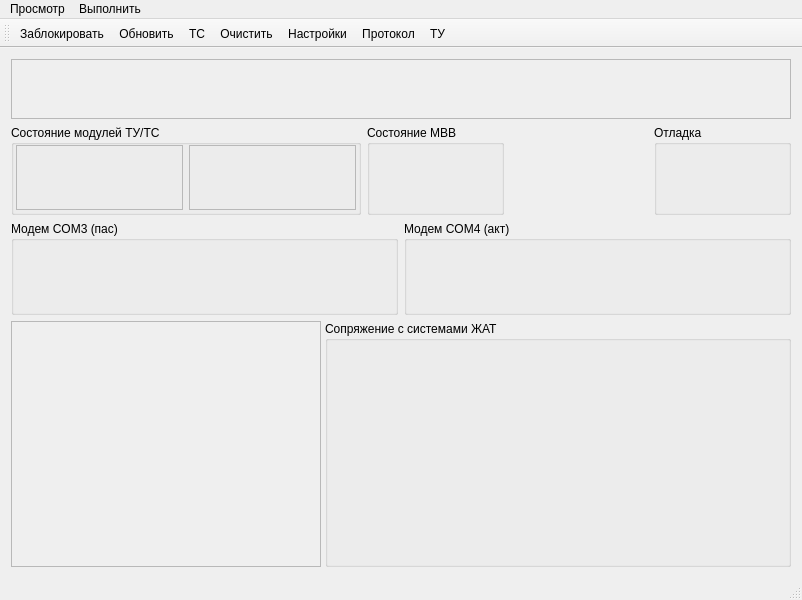
First picture: the form in kp_nix/mainwindow.ui, repository eugene-pa/armdncqt, before the edit.
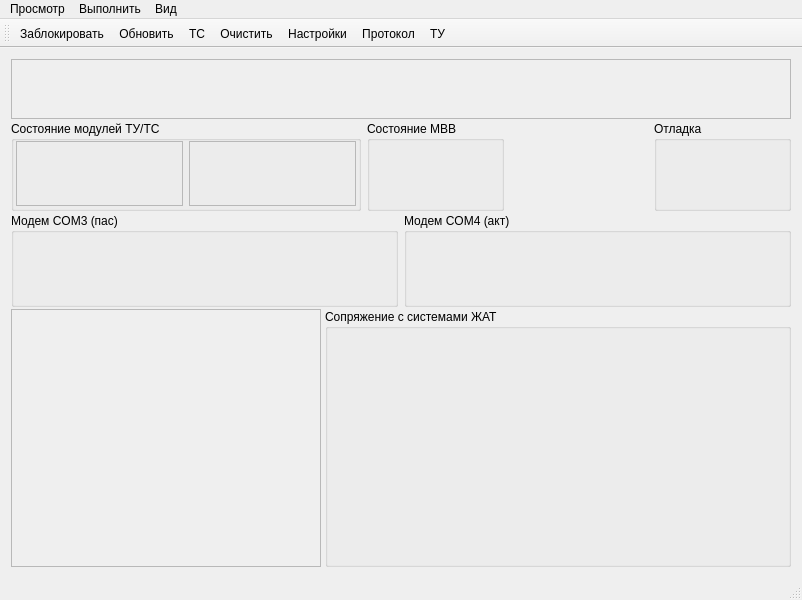
Second picture: the form after the edit. Icons and pictures are not drawn. Custom widgets are drawn as their Qt base class.

Diff of the .ui file:
```diff
--- a/kp_nix/mainwindow.ui
+++ b/kp_nix/mainwindow.ui
@@ -15,6 +15,9 @@
   </property>
   <widget class="QWidget" name="centralWidget">
    <layout class="QGridLayout" name="gridLayout_2" rowstretch="0,0,0,1">
+    <property name="verticalSpacing">
+     <number>2</number>
+    </property>
     <item row="0" column="0">
      <widget class="FrameBase" name="frameBase">
       <property name="minimumSize">
@@ -192,8 +195,15 @@
     <addaction name="action_TU"/>
     <addaction name="separator"/>
    </widget>
+   <widget class="QMenu" name="menu_3">
+    <property name="title">
+     <string>Вид</string>
+    </property>
+    <addaction name="action_Toolbar"/>
+   </widget>
    <addaction name="menu"/>
    <addaction name="menu_2"/>
+   <addaction name="menu_3"/>
   </widget>
   <widget class="QToolBar" name="mainToolBar">
    <attribute name="toolBarArea">
```
Left out of the diff: 11 changed lines with no effect on the pictures.
